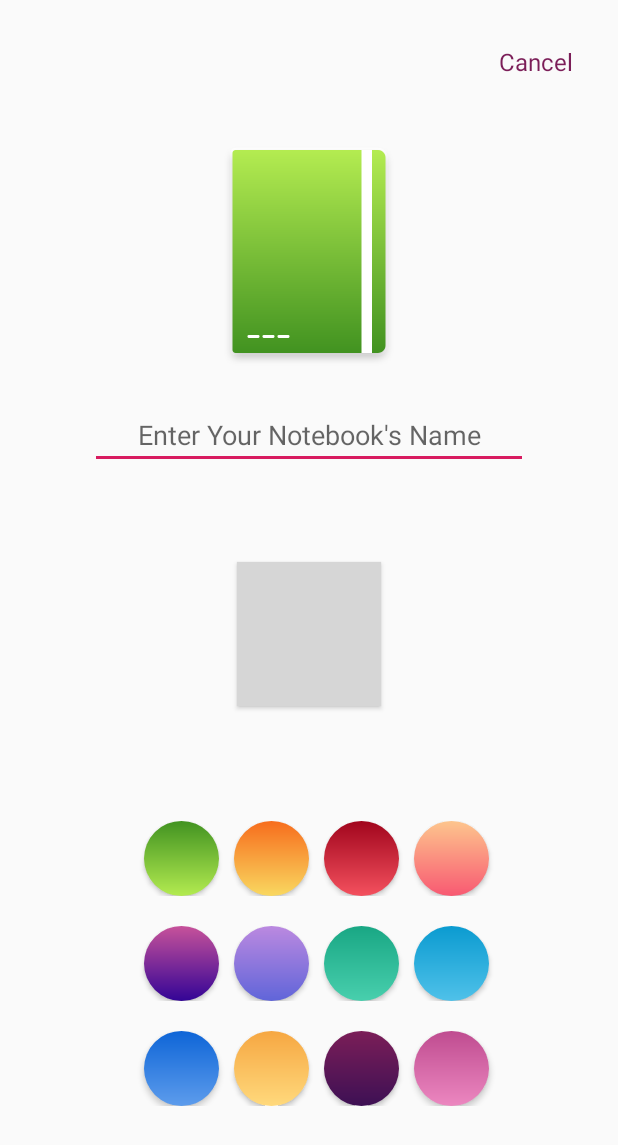
After one commit to Ehdaa-Hassan/NotebooksProject, an Android app: the AddNewNotebookActivity screen opened directly, with no data from a screen before it, on a phone screen of 412 x 824 dp. The commit adds this screen. Shown: the top 1145 px of the screen. Run offline under Robolectric (Android 15) with nearby library versions, the phone set to English and light mode, and no system bars; grey boxes are pictures that could not be loaded.

Commit message:
Choose Notebook

```diff
--- a/app/src/main/AndroidManifest.xml
+++ b/app/src/main/AndroidManifest.xml
@@ -9,7 +9,7 @@
         android:roundIcon="@mipmap/ic_launcher_round"
         android:supportsRtl="false"
         android:theme="@style/AppTheme">
-        <activity android:name=".AddNewNoteActivity"></activity>
+        <activity android:name=".AddNewNotebookActivity"></activity>
         <activity android:name=".EmptyNoteActivity">
             <intent-filter>
                 <action android:name="android.intent.action.MAIN" />
--- /dev/null
+++ b/app/src/main/java/com/example/android/notesproject/AddNewNotebookActivity.java
@@ -0,0 +1,175 @@
+package com.example.android.notesproject;
+
+import androidx.appcompat.app.AppCompatActivity;
+import android.os.Bundle;
+import android.view.View;
+import android.widget.Button;
+import android.widget.EditText;
+import android.widget.ImageView;
+import android.widget.TextView;
+import android.widget.Toast;
+
+
+public class AddNewNotebookActivity extends AppCompatActivity {
+    ImageView chosenNoteColor;
+    EditText nameEditText;
+    TextView cancel;
+    String color;
+
+
+    @Override
+    protected void onCreate(Bundle savedInstanceState) {
+        super.onCreate(savedInstanceState);
+        setContentView(R.layout.activity_add_new_notebook);
+
+        color="note1";
+         chosenNoteColor = (ImageView) findViewById(R.id.chosen_note);
+
+        final Button note1 = (Button) findViewById(R.id.note1);
+        Button note2 = (Button) findViewById(R.id.note2);
+        Button note3 = (Button) findViewById(R.id.note3);
+        Button note4 = (Button) findViewById(R.id.note4);
+        Button note5 = (Button) findViewById(R.id.note5);
+        Button note6 = (Button) findViewById(R.id.note6);
+        Button note7 = (Button) findViewById(R.id.note7);
+        Button note8 = (Button) findViewById(R.id.note8);
+        Button note9 = (Button) findViewById(R.id.note9);
+        Button note10 = (Button) findViewById(R.id.note10);
+        Button note11 = (Button) findViewById(R.id.note11);
+        Button note12 = (Button) findViewById(R.id.note12);
+        Button saveNoteBook = (Button) findViewById(R.id.save);
+        nameEditText = (EditText) findViewById(R.id.name);
+        TextView cancel = (TextView) findViewById(R.id.cancel);
+
+        saveNoteBook.setOnClickListener(new View.OnClickListener() {
+            @Override
+            public void onClick(View view) {
+               if(nameEditText.getText() != null){
+                   Notebook notebook = new Notebook(color, nameEditText.getText().toString());
+
+
+
+               }
+
+            }
+        });
+
+        cancel.setOnClickListener(new View.OnClickListener() {
+            @Override
+            public void onClick(View view) {
+                nameEditText.setText("");
+                chosenNoteColor.setImageResource(R.drawable.note1);
+                color="note1";
+
+            }
+        });
+
+        note1.setOnClickListener(new View.OnClickListener() {
+            @Override
+            public void onClick(View view) {
+                chosenNoteColor.setImageResource(R.drawable.note1);
+                color="note1";
+
+            }
+        });
+
+        note2.setOnClickListener(new View.OnClickListener() {
+            @Override
+            public void onClick(View view) {
+                chosenNoteColor.setImageResource(R.drawable.note2);
+                color="note2";
+
+            }
+        });
+
+        note3.setOnClickListener(new View.OnClickListener() {
+            @Override
+            public void onClick(View view) {
+                chosenNoteColor.setImageResource(R.drawable.note3);
+                color="note3";
+
+            }
+        });
+
+        note4.setOnClickListener(new View.OnClickListener() {
+            @Override
+            public void onClick(View view) {
+                chosenNoteColor.setImageResource(R.drawable.note4);
+                color="note4";
+
+            }
+        });
+
+        note5.setOnClickListener(new View.OnClickListener() {
+            @Override
+            public void onClick(View view) {
+                chosenNoteColor.setImageResource(R.drawable.note5);
+                color="note5";
+
+            }
+        });
+
+        note6.setOnClickListener(new View.OnClickListener() {
+            @Override
+            public void onClick(View view) {
+                chosenNoteColor.setImageResource(R.drawable.note6);
+                color="note6";
+
+            }
+        });
+
+        note7.setOnClickListener(new View.OnClickListener() {
+            @Override
+            public void onClick(View view) {
+                chosenNoteColor.setImageResource(R.drawable.note7);
+                color="note7";
+
+            }
+        });
+
+        note8.setOnClickListener(new View.OnClickListener() {
+            @Override
+            public void onClick(View view) {
+                chosenNoteColor.setImageResource(R.drawable.note8);
+                color="note8";
+
+            }
+        });
+
+        note9.setOnClickListener(new View.OnClickListener() {
+            @Override
+            public void onClick(View view) {
+                chosenNoteColor.setImageResource(R.drawable.note9);
+                color="note9";
+
+            }
+        });
+        note10.setOnClickListener(new View.OnClickListener() {
+            @Override
+            public void onClick(View view) {
+                chosenNoteColor.setImageResource(R.drawable.note10);
+                color="note10";
+
+            }
+        });
+
+        note11.setOnClickListener(new View.OnClickListener() {
+            @Override
+            public void onClick(View view) {
+                chosenNoteColor.setImageResource(R.drawable.note11);
+                color="note11";
+
+            }
+        });
+
+        note12.setOnClickListener(new View.OnClickListener() {
+            @Override
+            public void onClick(View view) {
+                chosenNoteColor.setImageResource(R.drawable.note12);
+                color="note12";
+
+            }
+        });
+
+    }
+}
--- a/app/src/main/java/com/example/android/notesproject/EmptyNoteActivity.java
+++ b/app/src/main/java/com/example/android/notesproject/EmptyNoteActivity.java
@@ -5,11 +5,7 @@ import androidx.appcompat.app.AppCompatActivity;
 import android.content.Intent;
 import android.os.Bundle;
 import android.view.View;
-import android.widget.Button;
-import android.widget.TextView;
-import android.widget.Toast;
 
-import com.example.android.notesproject.R;
 import com.github.clans.fab.FloatingActionButton;
 
 public class EmptyNoteActivity extends AppCompatActivity {
@@ -27,7 +23,7 @@ public class EmptyNoteActivity extends AppCompatActivity {
         floatingActionButton = (FloatingActionButton)findViewById(R.id.material_design_floating_action_menu_item);
         floatingActionButton.setOnClickListener(new View.OnClickListener() {
             public void onClick(View v) {
-                        Intent intent = new Intent(EmptyNoteActivity.this, AddNewNoteActivity.class);
+                        Intent intent = new Intent(EmptyNoteActivity.this, AddNewNotebookActivity.class);
                         startActivity(intent);
 
             }
--- a/app/src/main/res/drawable-xxxhdpi/gradient_note10.xml
+++ b/app/src/main/res/drawable-xxxhdpi/gradient_note10.xml
@@ -1,5 +1,6 @@
 <?xml version="1.0" encoding="utf-8"?>
 <shape xmlns:android="http://schemas.android.com/apk/res/android">
     <gradient android:angle="90" android:startColor="#FFD97C" android:endColor="#F6A742"/>
+    <corners android:radius="50dp"/>
 
 </shape>
--- a/app/src/main/res/drawable-xxxhdpi/gradient_note11.xml
+++ b/app/src/main/res/drawable-xxxhdpi/gradient_note11.xml
@@ -1,5 +1,6 @@
 <?xml version="1.0" encoding="utf-8"?>
 <shape xmlns:android="http://schemas.android.com/apk/res/android">
     <gradient android:angle="90" android:startColor="#3D1054" android:endColor="#7B1E58"/>
+    <corners android:radius="50dp"/>
 
 </shape>
--- a/app/src/main/res/drawable-xxxhdpi/gradient_note12.xml
+++ b/app/src/main/res/drawable-xxxhdpi/gradient_note12.xml
@@ -1,5 +1,6 @@
 <?xml version="1.0" encoding="utf-8"?>
 <shape xmlns:android="http://schemas.android.com/apk/res/android">
     <gradient android:angle="90" android:startColor="#EC87C0" android:endColor="#BF4C90"/>
+    <corners android:radius="50dp"/>
 
 </shape>
--- a/app/src/main/res/drawable-xxxhdpi/gradient_note2.xml
+++ b/app/src/main/res/drawable-xxxhdpi/gradient_note2.xml
@@ -1,5 +1,6 @@
 <?xml version="1.0" encoding="utf-8"?>
 <shape xmlns:android="http://schemas.android.com/apk/res/android">
     <gradient android:angle="90" android:startColor="#F9D860" android:endColor="#F76D1D"/>
+    <corners android:radius="50dp"/>
 
 </shape>
--- a/app/src/main/res/drawable-xxxhdpi/gradient_note3.xml
+++ b/app/src/main/res/drawable-xxxhdpi/gradient_note3.xml
@@ -1,5 +1,6 @@
 <?xml version="1.0" encoding="utf-8"?>
 <shape xmlns:android="http://schemas.android.com/apk/res/android">
     <gradient android:angle="90" android:startColor="#F4505E" android:endColor="#A1061D"/>
+    <corners android:radius="50dp"/>
 
 </shape>
--- a/app/src/main/res/drawable-xxxhdpi/gradient_note4.xml
+++ b/app/src/main/res/drawable-xxxhdpi/gradient_note4.xml
@@ -1,5 +1,6 @@
 <?xml version="1.0" encoding="utf-8"?>
 <shape xmlns:android="http://schemas.android.com/apk/res/android">
     <gradient android:angle="90" android:startColor="#F85972" android:endColor="#FDC58D"/>
+    <corners android:radius="50dp"/>
 
 </shape>
--- a/app/src/main/res/drawable-xxxhdpi/gradient_note5.xml
+++ b/app/src/main/res/drawable-xxxhdpi/gradient_note5.xml
@@ -1,5 +1,6 @@
 <?xml version="1.0" encoding="utf-8"?>
 <shape xmlns:android="http://schemas.android.com/apk/res/android">
     <gradient android:angle="90" android:startColor="#330496" android:endColor="#C7529A"/>
+    <corners android:radius="50dp"/>
 
 </shape>
--- a/app/src/main/res/drawable-xxxhdpi/gradient_note6.xml
+++ b/app/src/main/res/drawable-xxxhdpi/gradient_note6.xml
@@ -1,5 +1,6 @@
 <?xml version="1.0" encoding="utf-8"?>
 <shape xmlns:android="http://schemas.android.com/apk/res/android">
     <gradient android:angle="90" android:startColor="#6065D9" android:endColor="#BB89E0"/>
+    <corners android:radius="50dp"/>
 
 </shape>
--- a/app/src/main/res/drawable-xxxhdpi/gradient_note7.xml
+++ b/app/src/main/res/drawable-xxxhdpi/gradient_note7.xml
@@ -1,5 +1,6 @@
 <?xml version="1.0" encoding="utf-8"?>
 <shape xmlns:android="http://schemas.android.com/apk/res/android">
     <gradient android:angle="90" android:startColor="#48CFAD" android:endColor="#19A784"/>
+    <corners android:radius="50dp"/>
 
 </shape>
--- a/app/src/main/res/drawable-xxxhdpi/gradient_note8.xml
+++ b/app/src/main/res/drawable-xxxhdpi/gradient_note8.xml
@@ -1,5 +1,6 @@
 <?xml version="1.0" encoding="utf-8"?>
 <shape xmlns:android="http://schemas.android.com/apk/res/android">
     <gradient android:angle="90" android:startColor="#4FC1E9" android:endColor="#0B9BD0"/>
+    <corners android:radius="50dp"/>
 
 </shape>
--- a/app/src/main/res/drawable-xxxhdpi/gradient_note9.xml
+++ b/app/src/main/res/drawable-xxxhdpi/gradient_note9.xml
@@ -1,5 +1,6 @@
 <?xml version="1.0" encoding="utf-8"?>
 <shape xmlns:android="http://schemas.android.com/apk/res/android">
     <gradient android:angle="90" android:startColor="#5D9CEC" android:endColor="#0E65D7"/>
+    <corners android:radius="50dp"/>
 
 </shape>
--- a/app/src/main/res/drawable/gradient_note1.xml
+++ b/app/src/main/res/drawable/gradient_note1.xml
@@ -1,5 +1,6 @@
 <?xml version="1.0" encoding="utf-8"?>
 <shape xmlns:android="http://schemas.android.com/apk/res/android">
     <gradient android:angle="90" android:startColor="#B3EB50" android:endColor="#429321"/>
+    <corners android:radius="50dp"/>
 
 </shape>
--- /dev/null
+++ b/app/src/main/res/layout/activity_add_new_notebook.xml
@@ -0,0 +1,171 @@
+<?xml version="1.0" encoding="utf-8"?>
+<LinearLayout xmlns:android="http://schemas.android.com/apk/res/android"
+    xmlns:app="http://schemas.android.com/apk/res-auto"
+    xmlns:tools="http://schemas.android.com/tools"
+    android:layout_width="match_parent"
+    android:layout_height="match_parent"
+    android:layout_margin="30dp"
+    android:orientation="vertical"
+    tools:context=".AddNewNotebookActivity">
+
+    <TextView
+        android:id="@+id/cancel"
+        android:layout_width="match_parent"
+        android:layout_height="wrap_content"
+        android:gravity="right"
+        android:text="Cancel"
+        android:textColor="@color/colorPrimary"
+        android:textSize="16sp"
+        android:clickable="true"/>
+
+    <LinearLayout
+        android:layout_width="match_parent"
+        android:layout_height="0dp"
+        android:orientation="vertical"
+        android:layout_weight="1"
+        android:gravity="center">
+
+        <ImageView
+            android:id="@+id/chosen_note"
+            android:layout_width="wrap_content"
+            android:layout_height="wrap_content"
+            android:src="@drawable/note1"
+            android:layout_gravity="center"/>
+
+        <EditText
+            android:id="@+id/name"
+            android:layout_width="match_parent"
+            android:layout_height="wrap_content"
+            android:layout_gravity="center"
+            android:gravity="center"
+            android:hint="Enter Your Notebook's Name"
+            android:layout_marginTop="20dp"
+            android:layout_marginLeft="30dp"
+            android:layout_marginRight="30dp"/>
+    </LinearLayout>
+    <Button
+        android:id="@+id/save"
+        android:layout_width="wrap_content"
+        android:layout_height="wrap_content"
+        android:textSize="16sp"
+        android:background="@drawable/rounded_corner"
+        android:text="Save"
+        android:textColor="@android:color/white"
+        android:layout_gravity="center"
+        android:textAllCaps="false"
+        android:layout_marginTop="20dp"
+        android:layout_marginBottom="20dp"/>
+
+    <LinearLayout
+        android:layout_width="match_parent"
+        android:layout_height="0dp"
+        android:layout_weight="1"
+        android:orientation="vertical"
+        android:gravity="center">
+
+        <LinearLayout
+            android:layout_width="match_parent"
+            android:layout_height="wrap_content"
+            android:orientation="horizontal"
+            android:gravity="center"
+
+            >
+
+            <Button
+                android:id="@+id/note1"
+                android:layout_width="50dp"
+                android:layout_height="50dp"
+                android:layout_marginLeft="10dp"
+                android:background="@drawable/gradient_note1"/>
+
+            <Button
+                android:id="@+id/note2"
+                android:layout_width="50dp"
+                android:layout_height="50dp"
+                android:layout_marginLeft="10dp"
+                android:background="@drawable/gradient_note2"/>
+
+            <Button
+                android:id="@+id/note3"
+                android:layout_width="50dp"
+                android:layout_height="50dp"
+                android:layout_marginLeft="10dp"
+                android:background="@drawable/gradient_note3"/>
+            <Button
+                android:id="@+id/note4"
+                android:layout_width="50dp"
+                android:layout_height="50dp"
+                android:layout_marginLeft="10dp"
+                android:background="@drawable/gradient_note4"/>
+        </LinearLayout>
+        <LinearLayout
+            android:layout_width="match_parent"
+            android:layout_height="wrap_content"
+            android:orientation="horizontal"
+            android:gravity="center"
+            android:layout_marginTop="20dp">
+
+            <Button
+                android:id="@+id/note5"
+                android:layout_width="50dp"
+                android:layout_height="50dp"
+                android:layout_marginLeft="10dp"
+                android:background="@drawable/gradient_note5"/>
+
+            <Button
+                android:id="@+id/note6"
+                android:layout_width="50dp"
+                android:layout_height="50dp"
+                android:layout_marginLeft="10dp"
+                android:background="@drawable/gradient_note6"/>
+
+            <Button
+                android:id="@+id/note7"
+                android:layout_width="50dp"
+                android:layout_height="50dp"
+                android:layout_marginLeft="10dp"
+                android:background="@drawable/gradient_note7"/>
+            <Button
+                android:id="@+id/note8"
+                android:layout_width="50dp"
+                android:layout_height="50dp"
+                android:layout_marginLeft="10dp"
+                android:background="@drawable/gradient_note8"/>
+        </LinearLayout>
+        <LinearLayout
+            android:layout_width="match_parent"
+            android:layout_height="wrap_content"
+            android:orientation="horizontal"
+            android:gravity="center"
+            android:layout_marginTop="20dp">
+
+            <Button
+                android:id="@+id/note9"
+                android:layout_width="50dp"
+                android:layout_height="50dp"
+                android:layout_marginLeft="10dp"
+                android:background="@drawable/gradient_note9"/>
+
+            <Button
+                android:id="@+id/note10"
+                android:layout_width="50dp"
+                android:layout_height="50dp"
+                android:layout_marginLeft="10dp"
+                android:background="@drawable/gradient_note10"/>
+
+            <Button
+                android:id="@+id/note11"
+                android:layout_width="50dp"
+                android:layout_height="50dp"
+                android:layout_marginLeft="10dp"
+                android:background="@drawable/gradient_note11"/>
+            <Button
+                android:id="@+id/note12"
+                android:layout_width="50dp"
+                android:layout_height="50dp"
+                android:layout_marginLeft="10dp"
+                android:background="@drawable/gradient_note12"/>
+        </LinearLayout>
+
+    </LinearLayout>
+</LinearLayout>
```
Also changed, not shown: app/src/main/java/com/example/android/notesproject/AddNewNoteActivity.java (deleted, +0 -13 lines), app/src/main/java/com/example/android/notesproject/Note.java (+35 -0 lines), app/src/main/java/com/example/android/notesproject/Notebook.java (+37 -4 lines), app/src/main/res/layout/activity_add_new_note.xml (deleted, +0 -9 lines).
